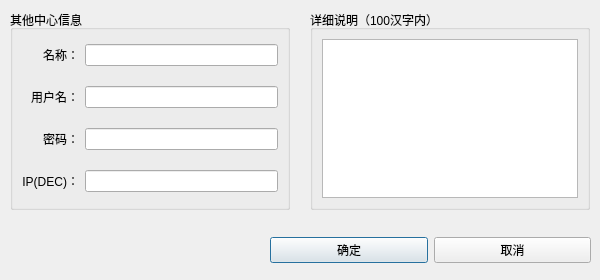
First picture: the form in widget/dialog/modify_center_dialog.ui, repository yanghang8612/SMAMMainUI, before the edit.
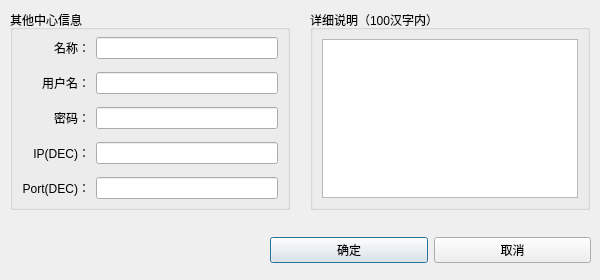
Second picture: the form after the edit.

Commit message: Change bean other center and igmas station. Change some UI. Delete .xml and .zn.

```diff
--- a/widget/dialog/modify_center_dialog.ui
+++ b/widget/dialog/modify_center_dialog.ui
@@ -141,6 +141,19 @@
     <item row="1" column="1">
      <widget class="QLineEdit" name="centerUserNameEdit"/>
     </item>
+    <item row="5" column="1">
+     <widget class="QLineEdit" name="centerPortEdit"/>
+    </item>
+    <item row="5" column="0">
+     <widget class="QLabel" name="label_5">
+      <property name="text">
+       <string>Port(DEC)：</string>
+      </property>
+      <property name="alignment">
+       <set>Qt::AlignRight|Qt::AlignTrailing|Qt::AlignVCenter</set>
+      </property>
+     </widget>
+    </item>
    </layout>
   </widget>
  </widget>
```
Left out of the diff: 38 changed lines with no effect on the pictures. The commit also changes 16 other files.
